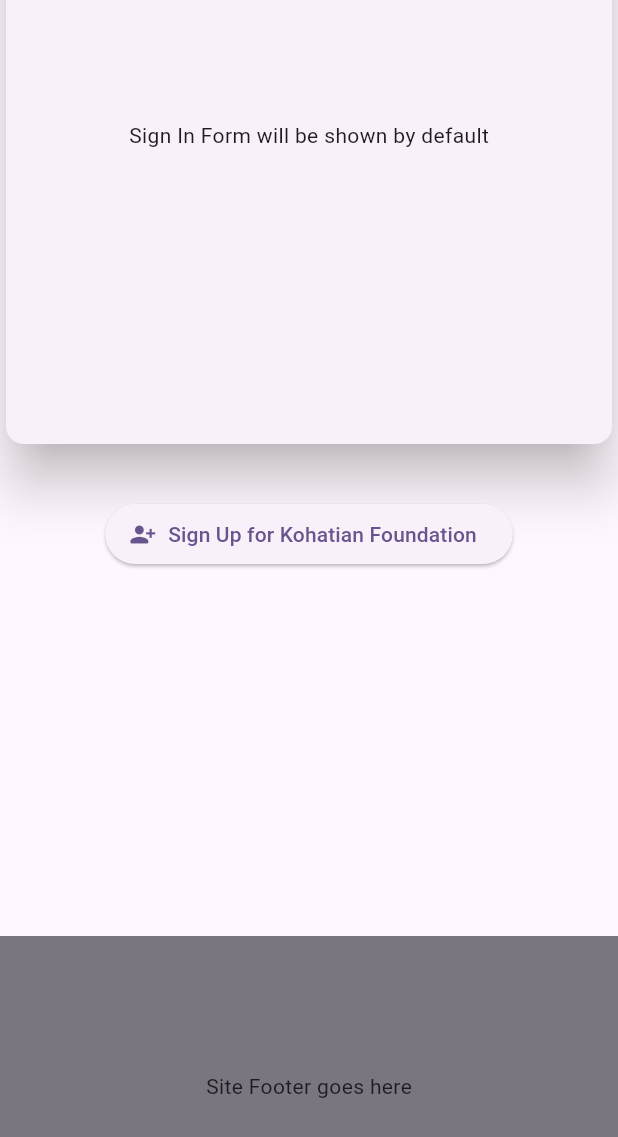
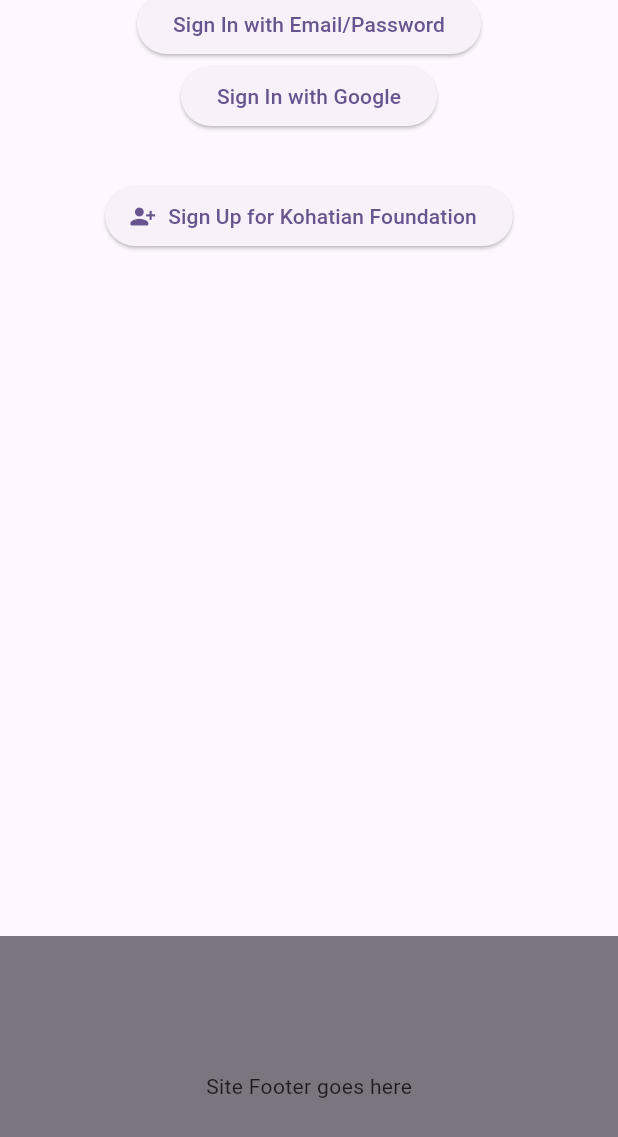
Before and after one commit to IHKodifier/KohatianFoundation, a Flutter app: the SignupCenter screen opened directly, scrolled down 416 dp, on a phone screen of 412 x 824 dp. Shown: the top 1137 px of the screen. Run offline on Flutter 3.47's test engine with Material 3 defaults, Android fonts, the phone set to English and light mode, and no system bars; our stand-ins replace cloud_firestore, email_validator, equatable, firebase_auth, firebase_core, flutter_riverpod and 2 more; accounts and stored records are empty.

Commit message:
synching code base for GEMINI

```diff
--- a/lib/pages/sign_up_center.dart
+++ b/lib/pages/sign_up_center.dart
@@ -14,14 +14,7 @@ class _SignUpCenterState extends ConsumerState<SignupCenter> {
 
   @override
   Widget build(BuildContext context) {
-    var signInForm = const SizedBox(
-      height: 420,
-      width: 500,
-      child: Card(
-        elevation: 15,
-        child: Center(child: Text('Sign In Form will be shown by default')),
-      ),
-    );
+    var signInForm = SignInForm();
     return Scaffold(
       body: CustomScrollView(
         slivers: [
@@ -92,7 +85,7 @@ class _SignUpCenterState extends ConsumerState<SignupCenter> {
                     (showSignUpForm)
                         ? const SizedBox(
                             // height: 250,
-                            width: 500,
+                            width: 300,
                             // color: Colors.red,
                             child: Card(
                               elevation: 15,
--- a/lib/services/auth_service.dart
+++ b/lib/services/auth_service.dart
@@ -1,19 +1,25 @@
 import 'package:kohatian_foundation/widget_export.dart';
 
+final authServiceProvider = Provider<AuthService>((ref) {
+  return AuthService();
+});
+
 class AuthService {
-
+  final FirebaseAuth _auth = FirebaseAuth.instance;
+  final GoogleSignIn _googleSignIn = GoogleSignIn();
 
   Future<UserCredential> signupWithGoogle() async {
     UserCredential? userCredential;
     try {
       userCredential = await FirebaseAuth.instance.signInWithPopup(
-      GoogleAuthProvider(),    );
-} on FirebaseException  catch (e) {
+        GoogleAuthProvider(),
+      );
+    } on FirebaseException catch (e) {
       print(e);
-  userCredential=null;
+      userCredential = null;
     } catch (e) {
       print(e);
-  userCredential=null;
+      userCredential = null;
     }
     if (userCredential == null) {
       throw Exception('Failed to obtain user credentials');
@@ -29,7 +35,8 @@ Future<void> signOut() async {
   Future<User?> getCurrentUser() async {
     return FirebaseAuth.instance.currentUser;
   }
-bool hasLoggedInUser=FirebaseAuth.instance.currentUser!=null;
+
+  bool hasLoggedInUser = FirebaseAuth.instance.currentUser != null;
 
   Future<void> createAppUserInDb(UserProfile appUser) async {
     // Create a new user document in Firestore
@@ -37,10 +44,11 @@ Future<void> createAppUserInDb(UserProfile appUser) async {
 
     try {
       await firebaseInstance
-          .collection('users').doc(appUser.uuid).set(appUser.toMap());
+          .collection('users')
+          .doc(appUser.uuid)
+          .set(appUser.toMap());
       print('AppUser created successfully');
-    }
-    on FirebaseException catch (e) {
+    } on FirebaseException catch (e) {
       // Handle Firebase errors
       print('Firebase error: $e');
       rethrow; // or handle the error differently based on your needs
@@ -51,5 +59,30 @@ Future<void> createAppUserInDb(UserProfile appUser) async {
     }
   }
 
+  Future<UserCredential> signInWithEmailAndPassword(
+      {required String email, required String password}) async {
+    try {
+      return await _auth.signInWithEmailAndPassword(
+          email: email, password: password);
+    } on FirebaseAuthException catch (e) {
+      print(e);
+      rethrow;
+    }
+  }
 
+  Future<UserCredential> signInWithGoogle() async {
+    try {
+      final GoogleSignInAccount? googleUser = await _googleSignIn.signIn();
+      final GoogleSignInAuthentication? googleAuth =
+          await googleUser?.authentication;
+      final credential = GoogleAuthProvider.credential(
+        accessToken: googleAuth?.accessToken,
+        idToken: googleAuth?.idToken,
+      );
+      return await _auth.signInWithCredential(credential);
+    } catch (e) {
+      print(e);
+      throw e;
     }
+  }
+}
--- a/lib/services/providers/user_profile_provider.dart
+++ b/lib/services/providers/user_profile_provider.dart
@@ -54,6 +54,7 @@ import 'package:kohatian_foundation/widget_export.dart';
 final authStateChangesProvider = StreamProvider<User?>((ref) {
   return FirebaseAuth.instance.authStateChanges();
 });
+
 final firestoreProvider = Provider<FirebaseFirestore>((ref) {
   return FirebaseFirestore.instance;
 });
--- a/lib/widget_export.dart
+++ b/lib/widget_export.dart
@@ -26,8 +26,7 @@ export 'package:kohatian_foundation/models/qualification_model.dart';
 export 'package:kohatian_foundation/models/achievements_model.dart';
 export 'package:kohatian_foundation/models/social_links_model.dart';
 
-//widgets
-export 'package:kohatian_foundation/widgets/signup_form.dart';
+
 
 
 //pages
@@ -47,3 +46,5 @@ export 'package:kohatian_foundation/widgets/banner_image.dart';
 export 'package:kohatian_foundation/widgets/site_footer.dart';
 export 'package:kohatian_foundation/widgets/user_feed_widget.dart';
 export 'package:kohatian_foundation/widgets/user_picker.dart';
+export 'package:kohatian_foundation/widgets/signup_form.dart';
+export 'package:kohatian_foundation/widgets/sign_in_form.dart';
--- /dev/null
+++ b/lib/widgets/sign_in_form.dart
@@ -0,0 +1,112 @@
+import 'package:kohatian_foundation/widget_export.dart';
+
+class SignInForm extends ConsumerStatefulWidget {
+  const SignInForm({Key? key}) : super(key: key);
+
+  @override
+  ConsumerState<SignInForm> createState() => _SignInFormState();
+}
+
+class _SignInFormState extends ConsumerState<SignInForm> {
+  final _formKey = GlobalKey<FormState>();
+  final _emailController = TextEditingController();
+  final _passwordController = TextEditingController();
+
+  @override
+  void dispose() {
+    _emailController.dispose();
+    _passwordController.dispose();
+    super.dispose();
+  }
+
+  @override
+  Widget build(BuildContext context) {
+    final authService = ref.watch(authServiceProvider);
+    final userProfile = ref.watch(userProfileProvider);
+
+    return Form(
+      key: _formKey,
+      child: SizedBox(
+        width: 300,
+        child: SingleChildScrollView(
+          child: Column(
+            children: [
+              // Email field
+              TextFormField(
+                controller: _emailController,
+                decoration: const InputDecoration(labelText: 'Email'),
+                validator: (value) {
+                  if (value == null || value.isEmpty) {
+                    return 'Please enter your email';
+                  }
+                  if (!value.contains('@')) {
+                    return 'Please enter a valid email';
+                  }
+                  return null;
+                },
+              ),
+
+              // Password field
+              TextFormField(
+                controller: _passwordController,
+                obscureText: true,
+                decoration: const InputDecoration(labelText: 'Password'),
+                validator: (value) {
+                  if (value == null || value.isEmpty) {
+                    return 'Please enter your password';
+                  }
+                  return null;
+                },
+              ),
+
+              // Sign In with Email/Password button
+              ElevatedButton(
+                onPressed: () {
+                  if (_formKey.currentState!.validate()) {
+                    _signInWithEmailAndPassword();
+                  }
+                },
+                child: const Text('Sign In with Email/Password'),
+              ),
+
+              // Sign In with Google button
+              ElevatedButton(
+                // onPressed: null,
+                onPressed: ref.read(authServiceProvider).signInWithGoogle,
+                child: const Text('Sign In with Google'),
+              ),
+            ],
+          ),
+        ),
+      ),
+    );
+  }
+
+  Future<void> _signInWithEmailAndPassword() async {
+    final authService = ref.read(authServiceProvider);
+    //   try {
+    //     // await authService.signInWithEmailAndPassword(
+    //     //   email: _emailController.text.trim(),
+    //     //   password: _passwordController.text.trim(),
+    //     // );
+    //     // Update userProfileProvider and other providers as needed
+    //     ref.read(userProfileProvider.notifier).update((state) => state);
+    //   } on FirebaseAuthException catch (e) {
+    //     // Handle sign-in errors (e.g., display an error message)
+    //     print('Error signing in: ${e.code}');
+    //   }
+    // }
+
+    Future<void> _signInWithGoogle() async {
+      final authService = ref.read(authServiceProvider);
+      // try {
+      //   // await authService.signInWithGoogle();
+      //   // Update userProfileProvider and other providers as needed
+      //   ref.read(userProfileProvider.notifier).update((state) => state);
+      // } catch (e) {
+      //   // Handle sign-in errors (e.g., display an error message)
+      //   print('Error signing in with Google: $e');
+      // }
+    }
+  }
+}
--- a/pubspec.yaml
+++ b/pubspec.yaml
@@ -45,6 +45,9 @@ flutter:
   assets:
     - assets/images/
   #   - images/a_dot_ham.jpeg
+  # entrypoint: web/main.dart
+  # port: 29240 # Here's the port setting
+
 
 
   # fonts:
@@ -59,3 +62,5 @@ flutter:
   #       - asset: fonts/TrajanPro_Bold.ttf
   #         weight: 700
   #
+google_sign_in_web:
+    redirect_uri: 'http://localhost:29240/'
```
Also changed, not shown: 1 other file. Lines whose indentation alone changed are shown as unchanged.
